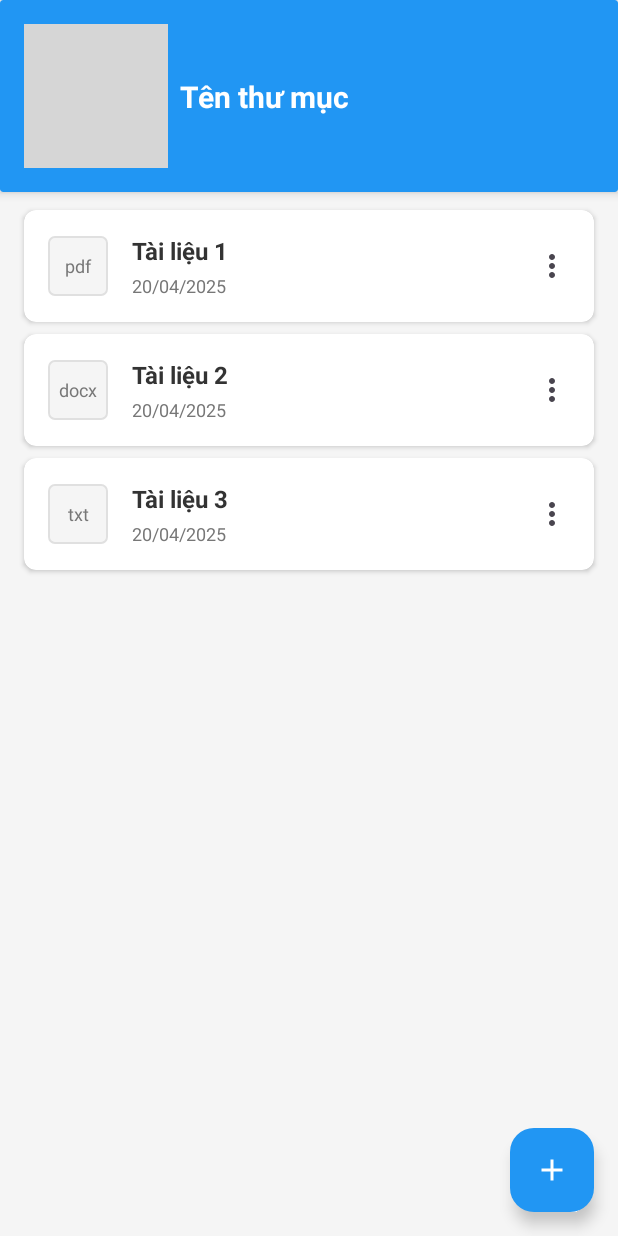
After one commit to 22520586/Final_Project_Android, an Android app: the FolderDetailActivity screen opened directly, with no data from a screen before it, on a phone screen of 412 x 824 dp. The commit adds this screen. Run offline under Robolectric (Android 15) with nearby library versions, the phone set to English and light mode, and no system bars; grey boxes are pictures that could not be loaded.

Commit message:
Tạo FolderDetailActivity.java Chỉnh sửa các file java cần thiết

```diff
--- a/app/src/main/AndroidManifest.xml
+++ b/app/src/main/AndroidManifest.xml
@@ -35,6 +35,7 @@
 
         <activity android:name=".activity.FolderActivity"
             android:launchMode="singleTop" />
+        <activity android:name=".activity.FolderDetailActivity" />
     </application>
 
 </manifest>
--- /dev/null
+++ b/app/src/main/java/com/example/final_project/activity/FolderDetailActivity.java
@@ -0,0 +1,73 @@
+package com.example.final_project.activity;
+
+
+import android.os.Bundle;
+import android.view.View;
+import android.widget.ImageButton;
+import android.widget.TextView;
+import android.widget.Toast;
+
+import androidx.appcompat.app.AppCompatActivity;
+import androidx.recyclerview.widget.LinearLayoutManager;
+import androidx.recyclerview.widget.RecyclerView;
+
+import com.example.final_project.R;
+import com.example.final_project.adapters.DocumentAdapter;
+import com.example.final_project.helpers.AddDocumentDialogHelper;
+import com.example.final_project.models.Document;
+import com.google.android.material.floatingactionbutton.FloatingActionButton;
+
+import java.util.ArrayList;
+import java.util.List;
+
+public class FolderDetailActivity extends AppCompatActivity {
+
+    private TextView folderTitle;
+    private ImageButton backButton;
+    private RecyclerView documentsRecyclerView;
+    private FloatingActionButton addDocumentFab;
+
+    private DocumentAdapter adapter; // RecyclerView adapter
+    private List<Document> documentList; // Tạm thời là danh sách chuỗi
+
+    @Override
+    protected void onCreate(Bundle savedInstanceState) {
+        super.onCreate(savedInstanceState);
+        setContentView(R.layout.activity_folder_detail); // đổi đúng tên file XML nếu cần
+
+        folderTitle = findViewById(R.id.folderTitle);
+        backButton = findViewById(R.id.backButton);
+        documentsRecyclerView = findViewById(R.id.documentsRecyclerView);
+        addDocumentFab = findViewById(R.id.addDocumentFab);
+
+        // Lấy tên thư mục từ Intent (nếu có)
+        String title = getIntent().getStringExtra("FOLDER_NAME");
+        if (title != null) {
+            folderTitle.setText(title);
+        }
+
+        // Xử lý nút quay lại
+        backButton.setOnClickListener(v -> onBackPressed());
+
+        // Danh sách tài liệu mẫu
+        documentList = new ArrayList<>();
+        documentList.add(new Document("pdf", "Tài liệu 1"));
+        documentList.add(new Document("docx", "Tài liệu 2"));
+        documentList.add(new Document("txt", "Tài liệu 3"));
+
+
+        // Thiết lập RecyclerView
+        DocumentAdapter adapter = new DocumentAdapter(FolderDetailActivity.this, documentList);
+
+
+        documentsRecyclerView.setLayoutManager(new LinearLayoutManager(this));
+        documentsRecyclerView.setAdapter(adapter);
+
+        // Nút thêm tài liệu
+        addDocumentFab.setOnClickListener(view -> {
+            AddDocumentDialogHelper dialogHelper = new AddDocumentDialogHelper(FolderDetailActivity.this);
+            dialogHelper.showAddDocumentDialog();
+        });
+
+    }
+}
```
Also changed, not shown: app/src/main/java/com/example/final_project/activity/FolderActivity.java (+6 -2 lines), app/src/main/java/com/example/final_project/adapters/FolderAdapter.java (+10 -1 lines), app/src/main/java/com/example/final_project/helpers/AddDocumentDialogHelper.java (+10 -5 lines).
